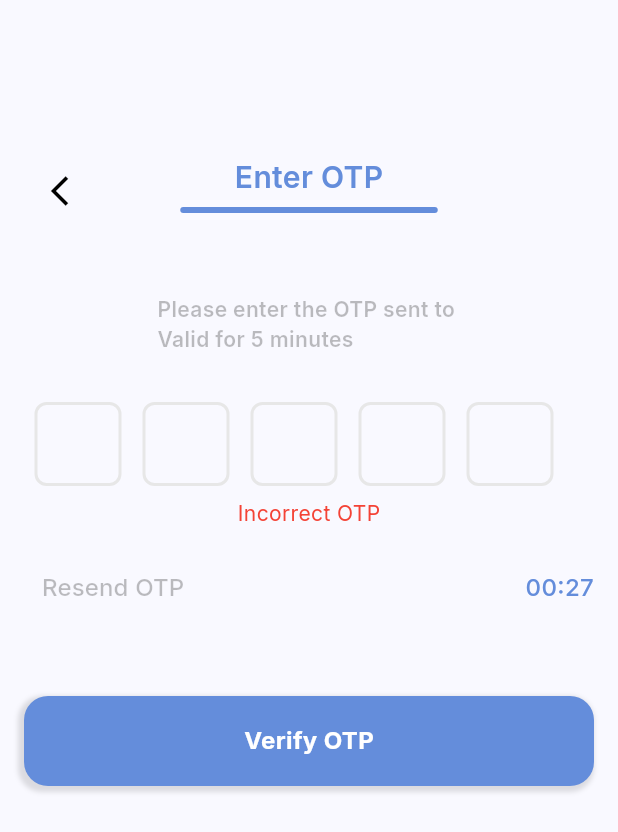
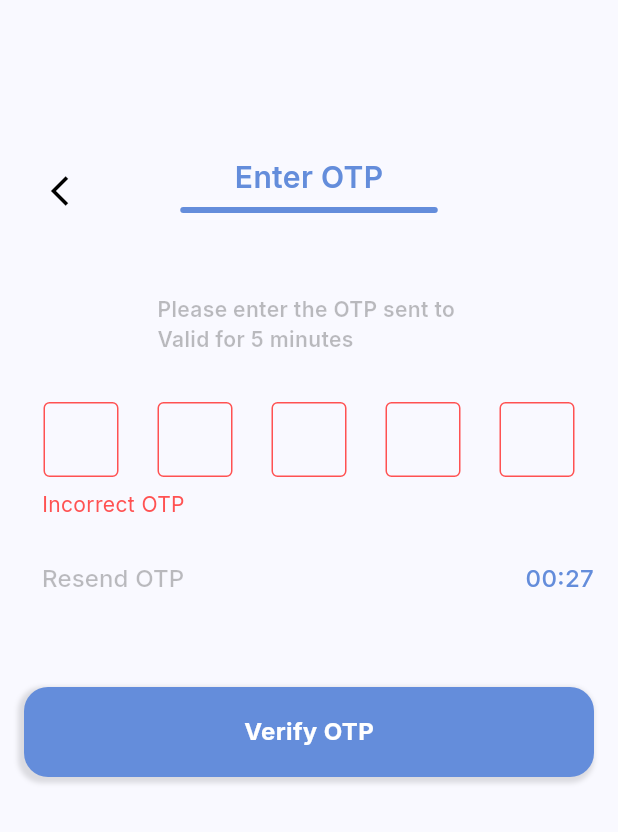
Before and after one commit to TawfeeqRifat/Student-App, a Flutter app: the OtpPage screen opened directly with empty values, after a tap on "Verify OTP", on a phone screen of 412 x 824 dp. Shown: the top 832 px of the screen. Run offline on Flutter 3.47's test engine with Material 3 defaults, Android fonts, the phone set to English and light mode, and no system bars; drawn by our look-alikes of flutter_otp_text_field; our stand-ins replace google_fonts.

Commit message:
OtpPage correction + minor changes

```diff
--- a/lib/Pages/create_password.dart
+++ b/lib/Pages/create_password.dart
@@ -25,7 +25,7 @@ class _CreatePasswordPageState extends State<CreatePasswordPage> {
               children: [
                 SizedBox(height:  MediaQuery.sizeOf(context).height/ 8,),
                 CustomDesignLayout(
-                  message: "Createe Password",
+                  message: "Create Password",
                   withBackButton: false,
                   child: Column(
                     children: [
--- a/lib/Pages/forgot_password_page.dart
+++ b/lib/Pages/forgot_password_page.dart
@@ -74,7 +74,7 @@ class _ForgotPasswordPageState extends State<ForgotPasswordPage> {
                           else if(isExistingUser(value)) {
                             Navigator.push(
                                 context,
-                                CupertinoPageRoute(builder: (context) => OtpPage(number: value,resetORset: "reset",))
+                                CupertinoPageRoute(builder: (context) => OtpPage(number: value,setOrReset: "reset",))
                             );
                             _pnoErrorText = null;
                           }
--- a/lib/Pages/login_page.dart
+++ b/lib/Pages/login_page.dart
@@ -2,7 +2,7 @@ import 'package:flutter/cupertino.dart';
 import 'package:flutter/material.dart';
 import 'package:student_app/API/api.dart';
 import 'package:student_app/Pages/password_verify_page.dart';
-import 'package:student_app/Pages/reset_password.dart';
+import 'package:student_app/Pages/password_change_page.dart';
 import '../API/custom_functions.dart';
 import '../Utilities/custom_widgets.dart';
 import 'otp_page.dart';
@@ -83,7 +83,7 @@ class _LoginPageState extends State<LoginPage> {
                           Navigator.push(
                               context,
                               CupertinoPageRoute(
-                                  builder: (context) => OtpPage(number: value,resetORset: "set",))
+                                  builder: (context) => OtpPage(number: value,setOrReset: "set",))
                           );
                           setState(() {
                             _pnoErrorText = null;
--- a/lib/Pages/otp_page.dart
+++ b/lib/Pages/otp_page.dart
@@ -1,18 +1,16 @@
 import 'dart:async';
 import 'package:flutter/cupertino.dart';
 import 'package:flutter/material.dart';
-import 'package:flutter_otp_text_field/flutter_otp_text_field.dart';
-import 'package:student_app/Pages/create_password.dart';
-import 'package:student_app/Pages/reset_password.dart';
+import 'package:student_app/Pages/password_change_page.dart';
 import 'package:student_app/Utilities/colors.dart';
 import 'package:student_app/Utilities/custom_widgets.dart';
 
 import '../API/api.dart';
 
 class OtpPage extends StatefulWidget {
-  final resetORset;
+  final setOrReset;
   final String number;
-  const OtpPage({super.key,required this.number,required this.resetORset});
+  const OtpPage({super.key,required this.number,required this.setOrReset});
 
   @override
   State<OtpPage> createState() => _OtpPageState();
@@ -20,9 +18,8 @@ class OtpPage extends StatefulWidget {
 
 class _OtpPageState extends State<OtpPage> {
 
-  // TextEditingController otpController = TextEditingController();
+
   String? otpErrorMessage;
-
   String _otp = "";
 
   //resend button logic
@@ -99,35 +96,16 @@ class _OtpPageState extends State<OtpPage> {
                             ),
                           ),
                           const SizedBox(height: 32,),
-                          OtpTextField(
-                            mainAxisAlignment: MainAxisAlignment.start,
-                            numberOfFields: 5,
-                            showFieldAsBox: true,
-                            borderColor: Color(0xff512da8),
-                            focusedBorderColor: AppThemeColor,
-                            borderRadius: BorderRadius.circular(8),
-                            fieldHeight: 64,
-                            fieldWidth: 58,
-                            borderWidth: 2,
-                            onCodeChanged: (_){
-                              setState(() {
-                                otpErrorMessage = null;
-                              });
+                          OtpBox(
+                            onOtpChanged: (value){
+                              _otp = value;
                             },
-                            onSubmit: (String verificationCode){
-                              _otp = verificationCode;
-                            },
-                            margin: EdgeInsets.symmetric(horizontal: 7),
+                            errorMessage: otpErrorMessage,
                           ),
-                          if(otpErrorMessage!=null)
-                            Text(
-                              otpErrorMessage!,
-                              style: TextStyle(
-                                color: Colors.red,
-                              ),
-                            ),
+                          SizedBox(height: 16,),
 
-                          SizedBox(height: 16,),
+
+                          //resend and timer
                           Row(
                             children: [
 
@@ -168,16 +146,9 @@ class _OtpPageState extends State<OtpPage> {
                             onTap: (){
                               if(checkOTPValidity(_otp)){
                                 Navigator.of(context).pop();
-                                if(widget.resetORset == "reset") {
-                                  Navigator.push(context, CupertinoPageRoute(
-                                    builder: (
-                                        context) => const ResetPasswordPage(),));
-                                }
-                                else{
-                                  Navigator.push(context, CupertinoPageRoute(
-                                    builder: (
-                                        context) => const CreatePasswordPage(),));
-                                }
+                                Navigator.push(context, CupertinoPageRoute(
+                                  builder: (
+                                      context) => PasswordChangePage(setOrReset: widget.setOrReset,),));
                               }
                               else{
                                 setState(() {
@@ -198,3 +169,109 @@ class _OtpPageState extends State<OtpPage> {
     );
   }
 }
+
+class OtpBox extends StatefulWidget {
+  final void Function(String) onOtpChanged;
+  String? errorMessage;
+  OtpBox({super.key, required this.onOtpChanged, this.errorMessage});
+
+  @override
+  State<OtpBox> createState() => _OtpBoxState();
+}
+
+class _OtpBoxState extends State<OtpBox> {
+
+  final List<TextEditingController> _controllers = List.generate(5, (_) => TextEditingController());
+  final List<FocusNode> _focusNodes = List.generate(5, (_) => FocusNode());
+
+  String otp = "";
+
+  void onChanged(){
+    otp = "";
+    for (var controller in _controllers) {
+      otp += controller.text;
+    }
+    widget.onOtpChanged(otp);
+  }
+
+
+  @override
+  void dispose(){
+    for (var controller in _controllers) {
+      controller.dispose();
+    }
+    for (var node in _focusNodes) {
+      node.dispose();
+    }
+    super.dispose();
+  }
+
+  @override
+  Widget build(BuildContext context) {
+    return Column(
+      crossAxisAlignment: CrossAxisAlignment.start,
+      children: [
+        Row(
+          mainAxisAlignment: MainAxisAlignment.spaceAround,
+          children: List.generate(5, (index){
+            return buildOtpField(index);
+          }),
+        ),
+        if(widget.errorMessage!=null)
+          Column(
+            children: [
+              SizedBox(height: 8),
+              Padding(
+                padding: const EdgeInsets.only(left: 12.0),
+                child: Text(
+                  widget.errorMessage!,
+                  style: TextStyle(
+                    color: Colors.redAccent,
+                  ),
+                ),
+              ),
+            ],
+          ),
+
+      ],
+    );
+  }
+
+  Widget buildOtpField(int index){
+    return SizedBox(
+      width: 50,
+      height: 50,
+        child: TextField(
+          controller: _controllers[index],
+          focusNode: _focusNodes[index],
+          keyboardType: TextInputType.number,
+          textAlign: TextAlign.center,
+          maxLength: 1,
+
+          onChanged: (value){
+            setState(() {
+              widget.errorMessage = null;
+            });
+            if(value.isNotEmpty && index < 4){
+              FocusScope.of(context).requestFocus(_focusNodes[index+1]);
+            }
+            else if(value.isEmpty && index > 0){
+              FocusScope.of(context).requestFocus(_focusNodes[index-1]);
+            }
+            onChanged();
+          },
+          decoration: InputDecoration(
+            counterText: '',
+            enabledBorder: OutlineInputBorder(
+              borderSide: BorderSide(color: widget.errorMessage==null? Color(0xffE1E1E1) : Colors.redAccent),
+            ),
+            focusedBorder: OutlineInputBorder(
+              borderSide: BorderSide(color: AppThemeColor),
+            ),
+
+          ),
+
+        ),
+    );
+  }
+}
```
Also changed, not shown: lib/Pages/password_change_page.dart (renamed from lib/Pages/reset_password.dart, +8 -7 lines).
